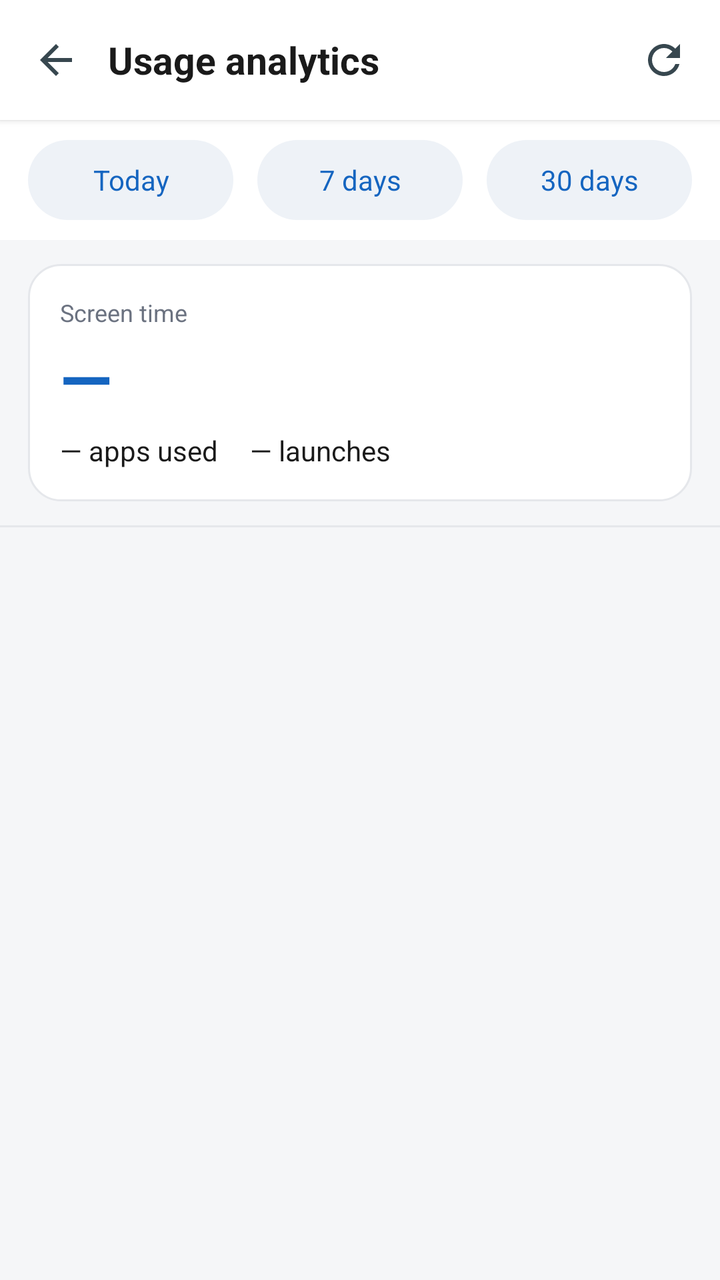
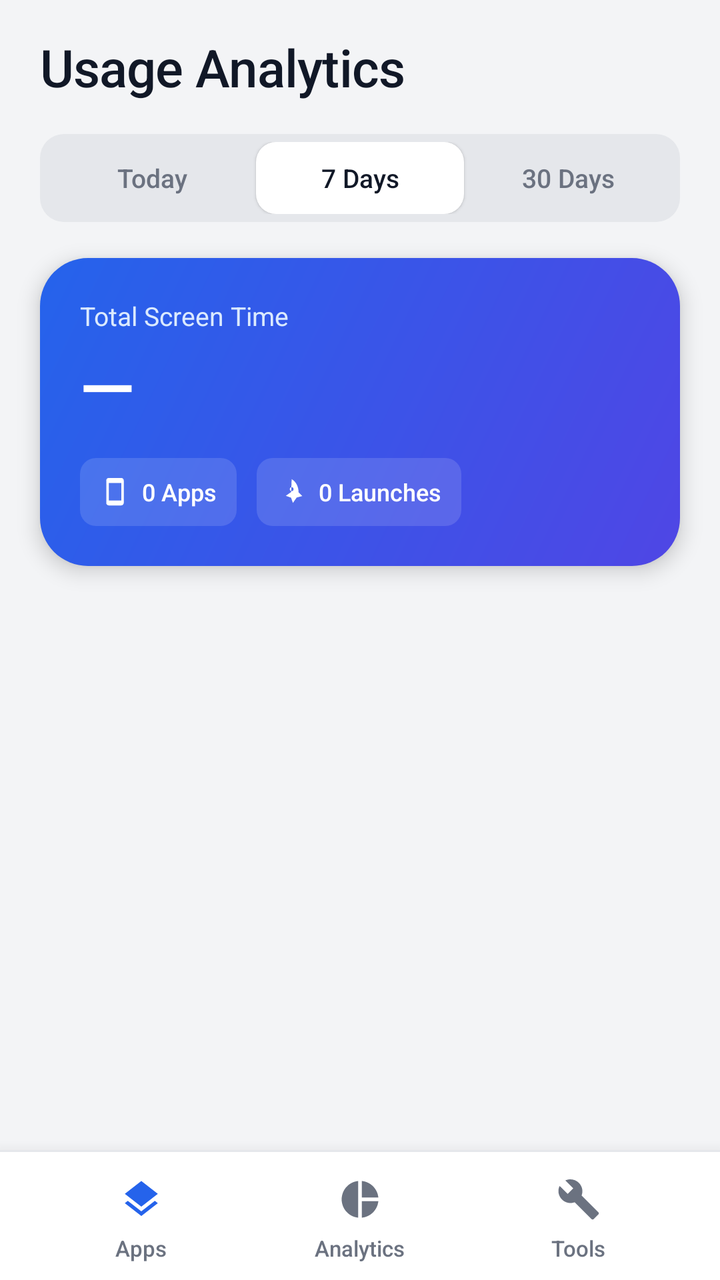

An Android layout rendered at two revisions. The XML below is the earlier revision; the diff shows what the commit changed to produce the second picture.
<!-- AndroidManifest.xml: application theme AppTheme -->
<!-- res/layout/activity_analytics.xml -->
<?xml version="1.0" encoding="utf-8"?>
<LinearLayout xmlns:android="http://schemas.android.com/apk/res/android"
    android:layout_width="match_parent"
    android:layout_height="match_parent"
    android:background="@color/bg"
    android:orientation="vertical">

    <LinearLayout
        android:layout_width="match_parent"
        android:layout_height="wrap_content"
        android:background="#FFFFFF"
        android:elevation="2dp"
        android:gravity="center_vertical"
        android:orientation="horizontal"
        android:paddingStart="6dp"
        android:paddingEnd="6dp"
        android:paddingTop="8dp"
        android:paddingBottom="8dp">

        <ImageButton
            android:id="@+id/an_back"
            android:layout_width="44dp"
            android:layout_height="44dp"
            android:background="?android:attr/selectableItemBackgroundBorderless"
            android:contentDescription="Back"
            android:src="@drawable/ic_back" />

        <TextView
            android:layout_width="0dp"
            android:layout_height="wrap_content"
            android:layout_marginStart="4dp"
            android:layout_weight="1"
            android:text="Usage analytics"
            android:textColor="@color/text_primary"
            android:textSize="19sp"
            android:textStyle="bold" />

        <ImageButton
            android:id="@+id/an_refresh"
            android:layout_width="44dp"
            android:layout_height="44dp"
            android:background="?android:attr/selectableItemBackgroundBorderless"
            android:contentDescription="Refresh"
            android:src="@drawable/ic_refresh" />
    </LinearLayout>

    <LinearLayout
        android:layout_width="match_parent"
        android:layout_height="wrap_content"
        android:background="#FFFFFF"
        android:orientation="horizontal"
        android:paddingStart="14dp"
        android:paddingEnd="14dp"
        android:paddingTop="10dp"
        android:paddingBottom="10dp">

        <TextView
            android:id="@+id/an_range_today"
            android:layout_width="0dp"
            android:layout_height="40dp"
            android:layout_marginEnd="6dp"
            android:layout_weight="1"
            android:background="@drawable/bg_seg_normal"
            android:gravity="center"
            android:text="Today"
            android:textColor="@color/primary"
            android:textSize="14sp" />

        <TextView
            android:id="@+id/an_range_week"
            android:layout_width="0dp"
            android:layout_height="40dp"
            android:layout_marginStart="6dp"
            android:layout_marginEnd="6dp"
            android:layout_weight="1"
            android:background="@drawable/bg_seg_normal"
            android:gravity="center"
            android:text="7 days"
            android:textColor="@color/primary"
            android:textSize="14sp" />

        <TextView
            android:id="@+id/an_range_month"
            android:layout_width="0dp"
            android:layout_height="40dp"
            android:layout_marginStart="6dp"
            android:layout_weight="1"
            android:background="@drawable/bg_seg_normal"
            android:gravity="center"
            android:text="30 days"
            android:textColor="@color/primary"
            android:textSize="14sp" />
    </LinearLayout>

    <LinearLayout
        android:layout_width="match_parent"
        android:layout_height="wrap_content"
        android:layout_marginStart="14dp"
        android:layout_marginEnd="14dp"
        android:layout_marginTop="12dp"
        android:background="@drawable/bg_card"
        android:orientation="vertical"
        android:padding="16dp">

        <TextView
            android:layout_width="wrap_content"
            android:layout_height="wrap_content"
            android:text="Screen time"
            android:textColor="@color/text_secondary"
            android:textSize="12sp" />

        <TextView
            android:id="@+id/an_time"
            android:layout_width="wrap_content"
            android:layout_height="wrap_content"
            android:layout_marginTop="2dp"
            android:text="—"
            android:textColor="@color/primary"
            android:textSize="34sp"
            android:textStyle="bold" />

        <LinearLayout
            android:layout_width="match_parent"
            android:layout_height="wrap_content"
            android:layout_marginTop="4dp"
            android:orientation="horizontal">

            <TextView
                android:id="@+id/an_apps"
                android:layout_width="wrap_content"
                android:layout_height="wrap_content"
                android:text="— apps used"
                android:textColor="@color/text_primary"
                android:textSize="14sp" />

            <TextView
                android:id="@+id/an_launches"
                android:layout_width="wrap_content"
                android:layout_height="wrap_content"
                android:layout_marginStart="16dp"
                android:text="— launches"
                android:textColor="@color/text_primary"
                android:textSize="14sp" />
        </LinearLayout>
    </LinearLayout>

    <View
        android:layout_width="match_parent"
        android:layout_height="1dp"
        android:layout_marginTop="12dp"
        android:background="@color/divider" />

    <FrameLayout
        android:layout_width="match_parent"
        android:layout_height="0dp"
        android:layout_weight="1">

        <ListView
            android:id="@+id/an_list"
            android:layout_width="match_parent"
            android:layout_height="match_parent"
            android:divider="@color/divider"
            android:dividerHeight="1dp" />

        <LinearLayout
            android:id="@+id/an_empty"
            android:layout_width="match_parent"
            android:layout_height="match_parent"
            android:gravity="center"
            android:orientation="vertical"
            android:padding="32dp"
            android:visibility="gone">

            <TextView
                android:id="@+id/an_empty_text"
                android:layout_width="wrap_content"
                android:layout_height="wrap_content"
                android:gravity="center"
                android:text="No usage data yet"
                android:textColor="@color/text_secondary"
                android:textSize="16sp" />

            <Button
                android:id="@+id/an_grant"
                android:layout_width="wrap_content"
                android:layout_height="46dp"
                android:layout_marginTop="10dp"
                android:background="?android:attr/selectableItemBackground"
                android:minWidth="0dp"
                android:text="Grant usage access"
                android:textAllCaps="false"
                android:textColor="@color/primary"
                android:textSize="15sp"
                android:visibility="gone" />
        </LinearLayout>

        <ProgressBar
            android:id="@+id/an_progress"
            style="?android:attr/progressBarStyleLarge"
            android:layout_width="wrap_content"
            android:layout_height="wrap_content"
            android:layout_gravity="center"
            android:visibility="gone" />
    </FrameLayout>
</LinearLayout>
<!-- resources referenced by this layout -->
<resources>
  <color name="bg">#F5F6F8</color>
  <color name="divider">#E5E7EB</color>
  <color name="primary">#1565C0</color>
  <color name="text_primary">#1A1A1A</color>
  <!-- drawable bg_card (drawable) -->
  <shape xmlns:android="http://schemas.android.com/apk/res/android" android:shape="rectangle">
      <solid android:color="#FFFFFF" />
      <corners android:radius="16dp" />
      <stroke android:width="1dp" android:color="#E5E7EB" />
  </shape>
  <!-- drawable bg_seg_normal (drawable) -->
  <shape xmlns:android="http://schemas.android.com/apk/res/android" android:shape="rectangle">
      <solid android:color="#EEF2F7" />
      <corners android:radius="20dp" />
  </shape>
  <!-- drawable ic_back (drawable) -->
  <vector xmlns:android="http://schemas.android.com/apk/res/android"
      android:width="24dp" android:height="24dp"
      android:viewportWidth="24" android:viewportHeight="24">
      <path android:fillColor="#37474F"
          android:pathData="M20,11H7.83l5.59,-5.59L12,4l-8,8 8,8 1.41,-1.41L7.83,13H20v-2z" />
  </vector>
  <!-- drawable ic_refresh (drawable) -->
  <vector xmlns:android="http://schemas.android.com/apk/res/android"
      android:width="24dp" android:height="24dp"
      android:viewportWidth="24" android:viewportHeight="24">
      <path android:fillColor="#37474F"
          android:pathData="M17.65,6.35C16.2,4.9 14.21,4 12,4c-4.42,0 -7.99,3.58 -7.99,8s3.57,8 7.99,8c3.73,0 6.84,-2.55 7.73,-6h-2.08c-0.82,2.33 -3.04,4 -5.65,4 -3.31,0 -6,-2.69 -6,-6s2.69,-6 6,-6c1.66,0 3.14,0.69 4.22,1.78L13,11h7V4l-2.35,2.35z" />
  </vector>
  <style name="AppTheme" parent="@android:style/Theme.Material.Light.NoActionBar">
          <item name="android:colorPrimary">@color/primary</item>
          <item name="android:colorPrimaryDark">@color/primary_dark</item>
          <item name="android:colorAccent">@color/primary</item>
          <item name="android:windowBackground">@color/bg</item>
          <item name="android:statusBarColor">@color/primary_dark</item>
          <item name="android:navigationBarColor">@color/bg</item>
          <item name="android:windowLightNavigationBar">true</item>
      </style>
  <color name="primary_dark">#0D47A1</color>
  <!-- unchanged entries left out for length: 1 -->
</resources>

<!-- the commit's change to res/layout/activity_analytics.xml (unified diff, before → after) -->
@@ -8,147 +8,158 @@
     <LinearLayout
         android:layout_width="match_parent"
         android:layout_height="wrap_content"
-        android:background="#FFFFFF"
-        android:elevation="2dp"
-        android:gravity="center_vertical"
-        android:orientation="horizontal"
-        android:paddingStart="6dp"
-        android:paddingEnd="6dp"
-        android:paddingTop="8dp"
-        android:paddingBottom="8dp">
-
-        <ImageButton
-            android:id="@+id/an_back"
-            android:layout_width="44dp"
-            android:layout_height="44dp"
-            android:background="?android:attr/selectableItemBackgroundBorderless"
-            android:contentDescription="Back"
-            android:src="@drawable/ic_back" />
+        android:orientation="vertical"
+        android:paddingStart="20dp"
+        android:paddingEnd="20dp"
+        android:paddingTop="16dp"
+        android:paddingBottom="4dp">
 
         <TextView
-            android:layout_width="0dp"
-            android:layout_height="wrap_content"
-            android:layout_marginStart="4dp"
-            android:layout_weight="1"
-            android:text="Usage analytics"
+            android:layout_width="match_parent"
+            android:layout_height="wrap_content"
+            android:fontFamily="sans-serif-medium"
+            android:letterSpacing="-0.01"
+            android:text="Usage Analytics"
             android:textColor="@color/text_primary"
-            android:textSize="19sp"
-            android:textStyle="bold" />
-
-        <ImageButton
-            android:id="@+id/an_refresh"
-            android:layout_width="44dp"
-            android:layout_height="44dp"
-            android:background="?android:attr/selectableItemBackgroundBorderless"
-            android:contentDescription="Refresh"
-            android:src="@drawable/ic_refresh" />
+            android:textSize="26sp" />
+
+        <LinearLayout
+            android:layout_width="match_parent"
+            android:layout_height="wrap_content"
+            android:layout_marginTop="16dp"
+            android:background="@drawable/bg_seg_container"
+            android:orientation="horizontal"
+            android:padding="4dp">
+
+            <TextView
+                android:id="@+id/an_range_today"
+                android:layout_width="0dp"
+                android:layout_height="36dp"
+                android:layout_weight="1"
+                android:background="@android:color/transparent"
+                android:fontFamily="sans-serif-medium"
+                android:gravity="center"
+                android:text="Today"
+                android:textColor="@color/text_secondary"
+                android:textSize="13sp" />
+
+            <TextView
+                android:id="@+id/an_range_week"
+                android:layout_width="0dp"
+                android:layout_height="36dp"
+                android:layout_weight="1"
+                android:background="@drawable/bg_seg_selected_white"
+                android:elevation="1dp"
+                android:fontFamily="sans-serif-medium"
+                android:gravity="center"
+                android:text="7 Days"
+                android:textColor="@color/text_primary"
+                android:textSize="13sp" />
+
+            <TextView
+                android:id="@+id/an_range_month"
+                android:layout_width="0dp"
+                android:layout_height="36dp"
+                android:layout_weight="1"
+                android:background="@android:color/transparent"
+                android:fontFamily="sans-serif-medium"
+                android:gravity="center"
+                android:text="30 Days"
+                android:textColor="@color/text_secondary"
+                android:textSize="13sp" />
+        </LinearLayout>
     </LinearLayout>
 
+    
     <LinearLayout
         android:layout_width="match_parent"
         android:layout_height="wrap_content"
-        android:background="#FFFFFF"
-        android:orientation="horizontal"
-        android:paddingStart="14dp"
-        android:paddingEnd="14dp"
-        android:paddingTop="10dp"
-        android:paddingBottom="10dp">
-
-        <TextView
-            android:id="@+id/an_range_today"
-            android:layout_width="0dp"
-            android:layout_height="40dp"
-            android:layout_marginEnd="6dp"
-            android:layout_weight="1"
-            android:background="@drawable/bg_seg_normal"
-            android:gravity="center"
-            android:text="Today"
-            android:textColor="@color/primary"
-            android:textSize="14sp" />
-
-        <TextView
-            android:id="@+id/an_range_week"
-            android:layout_width="0dp"
-            android:layout_height="40dp"
-            android:layout_marginStart="6dp"
-            android:layout_marginEnd="6dp"
-            android:layout_weight="1"
-            android:background="@drawable/bg_seg_normal"
-            android:gravity="center"
-            android:text="7 days"
-            android:textColor="@color/primary"
-            android:textSize="14sp" />
-
-        <TextView
-            android:id="@+id/an_range_month"
-            android:layout_width="0dp"
-            android:layout_height="40dp"
-            android:layout_marginStart="6dp"
-            android:layout_weight="1"
-            android:background="@drawable/bg_seg_normal"
-            android:gravity="center"
-            android:text="30 days"
-            android:textColor="@color/primary"
-            android:textSize="14sp" />
-    </LinearLayout>
-
-    <LinearLayout
-        android:layout_width="match_parent"
-        android:layout_height="wrap_content"
-        android:layout_marginStart="14dp"
-        android:layout_marginEnd="14dp"
-        android:layout_marginTop="12dp"
-        android:background="@drawable/bg_card"
+        android:layout_marginStart="20dp"
+        android:layout_marginEnd="20dp"
+        android:layout_marginTop="14dp"
+        android:background="@drawable/bg_hero"
+        android:elevation="6dp"
         android:orientation="vertical"
-        android:padding="16dp">
+        android:padding="20dp">
 
         <TextView
             android:layout_width="wrap_content"
             android:layout_height="wrap_content"
-            android:text="Screen time"
-            android:textColor="@color/text_secondary"
-            android:textSize="12sp" />
+            android:text="Total Screen Time"
+            android:textColor="#DBEAFE"
+            android:textSize="13sp" />
 
         <TextView
             android:id="@+id/an_time"
             android:layout_width="wrap_content"
             android:layout_height="wrap_content"
             android:layout_marginTop="2dp"
+            android:fontFamily="sans-serif-medium"
+            android:letterSpacing="-0.02"
             android:text="—"
-            android:textColor="@color/primary"
-            android:textSize="34sp"
-            android:textStyle="bold" />
-
-        <LinearLayout
-            android:layout_width="match_parent"
-            android:layout_height="wrap_content"
-            android:layout_marginTop="4dp"
+            android:textColor="#FFFFFF"
+            android:textSize="36sp" />
+
+        <LinearLayout
+            android:layout_width="match_parent"
+            android:layout_height="wrap_content"
+            android:layout_marginTop="12dp"
             android:orientation="horizontal">
 
-            <TextView
-                android:id="@+id/an_apps"
-                android:layout_width="wrap_content"
-                android:layout_height="wrap_content"
-                android:text="— apps used"
-                android:textColor="@color/text_primary"
-                android:textSize="14sp" />
-
-            <TextView
-                android:id="@+id/an_launches"
-                android:layout_width="wrap_content"
-                android:layout_height="wrap_content"
-                android:layout_marginStart="16dp"
-                android:text="— launches"
-                android:textColor="@color/text_primary"
-                android:textSize="14sp" />
+            <LinearLayout
+                android:layout_width="wrap_content"
+                android:layout_height="34dp"
+                android:background="@drawable/bg_hero_chip"
+                android:gravity="center_vertical"
+                android:orientation="horizontal"
+                android:paddingStart="10dp"
+                android:paddingEnd="10dp">
+
+                <ImageView
+                    android:layout_width="15dp"
+                    android:layout_height="15dp"
+                    android:contentDescription="Apps"
+                    android:src="@drawable/ic_phone" />
+
+                <TextView
+                    android:id="@+id/an_apps"
+                    android:layout_width="wrap_content"
+                    android:layout_height="wrap_content"
+                    android:layout_marginStart="6dp"
+                    android:fontFamily="sans-serif-medium"
+                    android:text="0 Apps"
+                    android:textColor="#FFFFFF"
+                    android:textSize="12sp" />
+            </LinearLayout>
+
+            <LinearLayout
+                android:layout_width="wrap_content"
+                android:layout_height="34dp"
+                android:layout_marginStart="10dp"
+                android:background="@drawable/bg_hero_chip"
+                android:gravity="center_vertical"
+                android:orientation="horizontal"
+                android:paddingStart="10dp"
+                android:paddingEnd="10dp">
+
+                <ImageView
+                    android:layout_width="15dp"
+                    android:layout_height="15dp"
+                    android:contentDescription="Launches"
+                    android:src="@drawable/ic_rocket" />
+
+                <TextView
+                    android:id="@+id/an_launches"
+                    android:layout_width="wrap_content"
+                    android:layout_height="wrap_content"
+                    android:layout_marginStart="6dp"
+                    android:fontFamily="sans-serif-medium"
+                    android:text="0 Launches"
+                    android:textColor="#FFFFFF"
+                    android:textSize="12sp" />
+            </LinearLayout>
         </LinearLayout>
     </LinearLayout>
-
-    <View
-        android:layout_width="match_parent"
-        android:layout_height="1dp"
-        android:layout_marginTop="12dp"
-        android:background="@color/divider" />
 
     <FrameLayout
         android:layout_width="match_parent"
@@ -159,8 +170,14 @@
             android:id="@+id/an_list"
             android:layout_width="match_parent"
             android:layout_height="match_parent"
-            android:divider="@color/divider"
-            android:dividerHeight="1dp" />
+            android:clipToPadding="false"
+            android:divider="@android:color/transparent"
+            android:dividerHeight="8dp"
+            android:paddingStart="12dp"
+            android:paddingEnd="12dp"
+            android:paddingTop="12dp"
+            android:paddingBottom="8dp"
+            android:scrollbars="none" />
 
         <LinearLayout
             android:id="@+id/an_empty"
@@ -202,4 +219,141 @@
             android:layout_gravity="center"
             android:visibility="gone" />
     </FrameLayout>
+
+    <include layout="@layout/bottom_nav" />
 </LinearLayout>
+<!-- res/layout/bottom_nav.xml (included above) -->
+<?xml version="1.0" encoding="utf-8"?>
+<LinearLayout xmlns:android="http://schemas.android.com/apk/res/android"
+    android:id="@+id/bottom_nav"
+    android:layout_width="match_parent"
+    android:layout_height="wrap_content"
+    android:background="@color/surface"
+    android:elevation="12dp"
+    android:orientation="vertical">
+
+    <View
+        android:layout_width="match_parent"
+        android:layout_height="1dp"
+        android:background="@color/divider" />
+
+    <LinearLayout
+        android:layout_width="match_parent"
+        android:layout_height="64dp"
+        android:gravity="center"
+        android:orientation="horizontal"
+        android:paddingStart="16dp"
+        android:paddingEnd="16dp">
+
+        <LinearLayout
+            android:id="@+id/nav_apps"
+            android:layout_width="0dp"
+            android:layout_height="match_parent"
+            android:layout_weight="1"
+            android:background="?android:attr/selectableItemBackgroundBorderless"
+            android:clickable="true"
+            android:focusable="true"
+            android:gravity="center"
+            android:orientation="vertical">
+
+            <LinearLayout
+                android:id="@+id/nav_apps_pill"
+                android:layout_width="56dp"
+                android:layout_height="30dp"
+                android:gravity="center"
+                android:orientation="horizontal">
+
+                <ImageView
+                    android:id="@+id/nav_apps_icon"
+                    android:layout_width="22dp"
+                    android:layout_height="22dp"
+                    android:contentDescription="Apps"
+                    android:src="@drawable/ic_layers" />
+            </LinearLayout>
+
+            <TextView
+                android:id="@+id/nav_apps_label"
+                android:layout_width="wrap_content"
+                android:layout_height="wrap_content"
+                android:layout_marginTop="2dp"
+                android:fontFamily="sans-serif-medium"
+                android:text="Apps"
+                android:textColor="@color/text_secondary"
+                android:textSize="11sp" />
+        </LinearLayout>
+
+        <LinearLayout
+            android:id="@+id/nav_analytics"
+            android:layout_width="0dp"
+            android:layout_height="match_parent"
+            android:layout_weight="1"
+            android:background="?android:attr/selectableItemBackgroundBorderless"
+            android:clickable="true"
+            android:focusable="true"
+            android:gravity="center"
+            android:orientation="vertical">
+
+            <LinearLayout
+                android:id="@+id/nav_analytics_pill"
+                android:layout_width="56dp"
+                android:layout_height="30dp"
+                android:gravity="center"
+                android:orientation="horizontal">
+
+                <ImageView
+                    android:id="@+id/nav_analytics_icon"
+                    android:layout_width="22dp"
+                    android:layout_height="22dp"
+                    android:contentDescription="Analytics"
+                    android:src="@drawable/ic_pie" />
+            </LinearLayout>
+
+            <TextView
+                android:id="@+id/nav_analytics_label"
+                android:layout_width="wrap_content"
+                android:layout_height="wrap_content"
+                android:layout_marginTop="2dp"
+                android:fontFamily="sans-serif-medium"
+                android:text="Analytics"
+                android:textColor="@color/text_secondary"
+                android:textSize="11sp" />
+        </LinearLayout>
+
+        <LinearLayout
+            android:id="@+id/nav_tools"
+            android:layout_width="0dp"
+            android:layout_height="match_parent"
+            android:layout_weight="1"
+            android:background="?android:attr/selectableItemBackgroundBorderless"
+            android:clickable="true"
+            android:focusable="true"
+            android:gravity="center"
+            android:orientation="vertical">
+
+            <LinearLayout
+                android:id="@+id/nav_tools_pill"
+                android:layout_width="56dp"
+                android:layout_height="30dp"
+                android:gravity="center"
+                android:orientation="horizontal">
+
+                <ImageView
+                    android:id="@+id/nav_tools_icon"
+                    android:layout_width="22dp"
+                    android:layout_height="22dp"
+                    android:contentDescription="Tools"
+                    android:src="@drawable/ic_wrench" />
+            </LinearLayout>
+
+            <TextView
+                android:id="@+id/nav_tools_label"
+                android:layout_width="wrap_content"
+                android:layout_height="wrap_content"
+                android:layout_marginTop="2dp"
+                android:fontFamily="sans-serif-medium"
+                android:text="Tools"
+                android:textColor="@color/text_secondary"
+                android:textSize="11sp" />
+        </LinearLayout>
+    </LinearLayout>
+</LinearLayout>
<!-- resource entries referenced after the edit -->
@@ -1,44 +1,62 @@
 <!-- resources referenced by this layout -->
 <resources>
-  <color name="bg">#F5F6F8</color>
+  <color name="bg">#F3F4F6</color>
   <color name="divider">#E5E7EB</color>
-  <color name="primary">#1565C0</color>
-  <color name="text_primary">#1A1A1A</color>
-  <!-- drawable bg_card (drawable) -->
+  <color name="primary">#2563EB</color>
+  <color name="surface">#FFFFFF</color>
+  <color name="text_primary">#111827</color>
+  <!-- drawable bg_hero (drawable) -->
   <shape xmlns:android="http://schemas.android.com/apk/res/android" android:shape="rectangle">
-      <solid android:color="#FFFFFF" />
-      <corners android:radius="16dp" />
-      <stroke android:width="1dp" android:color="#E5E7EB" />
+      <gradient android:angle="315" android:startColor="#2563EB" android:endColor="#4F46E5" />
+      <corners android:radius="24dp" />
   </shape>
-  <!-- drawable bg_seg_normal (drawable) -->
+  <!-- drawable bg_hero_chip (drawable) -->
   <shape xmlns:android="http://schemas.android.com/apk/res/android" android:shape="rectangle">
-      <solid android:color="#EEF2F7" />
-      <corners android:radius="20dp" />
+      <solid android:color="#22FFFFFF" />
+      <corners android:radius="8dp" />
   </shape>
-  <!-- drawable ic_back (drawable) -->
-  <vector xmlns:android="http://schemas.android.com/apk/res/android"
-      android:width="24dp" android:height="24dp"
-      android:viewportWidth="24" android:viewportHeight="24">
-      <path android:fillColor="#37474F"
-          android:pathData="M20,11H7.83l5.59,-5.59L12,4l-8,8 8,8 1.41,-1.41L7.83,13H20v-2z" />
+  <!-- drawable bg_seg_container (drawable) -->
+  <shape xmlns:android="http://schemas.android.com/apk/res/android" android:shape="rectangle">
+      <solid android:color="#E5E7EB" />
+      <corners android:radius="12dp" />
+  </shape>
+  <!-- drawable bg_seg_selected_white (drawable) -->
+  <shape xmlns:android="http://schemas.android.com/apk/res/android" android:shape="rectangle">
+      <solid android:color="@color/surface" />
+      <corners android:radius="10dp" />
+  </shape>
+  <!-- drawable ic_layers (drawable) -->
+  <vector xmlns:android="http://schemas.android.com/apk/res/android" android:width="24dp" android:height="24dp" android:viewportWidth="24" android:viewportHeight="24">
+      <path android:fillColor="#2563EB" android:pathData="M11.99,18.54l-7.37,-5.73L3,14.07l9,7 9,-7 -1.63,-1.27 -7.38,5.74zM12,16l7.36,-5.73L21,9l-9,-7 -9,7 1.63,1.27L12,16z" />
   </vector>
-  <!-- drawable ic_refresh (drawable) -->
-  <vector xmlns:android="http://schemas.android.com/apk/res/android"
-      android:width="24dp" android:height="24dp"
-      android:viewportWidth="24" android:viewportHeight="24">
-      <path android:fillColor="#37474F"
-          android:pathData="M17.65,6.35C16.2,4.9 14.21,4 12,4c-4.42,0 -7.99,3.58 -7.99,8s3.57,8 7.99,8c3.73,0 6.84,-2.55 7.73,-6h-2.08c-0.82,2.33 -3.04,4 -5.65,4 -3.31,0 -6,-2.69 -6,-6s2.69,-6 6,-6c1.66,0 3.14,0.69 4.22,1.78L13,11h7V4l-2.35,2.35z" />
+  <!-- drawable ic_phone (drawable) -->
+  <vector xmlns:android="http://schemas.android.com/apk/res/android" android:width="24dp" android:height="24dp" android:viewportWidth="24" android:viewportHeight="24">
+      <path android:fillColor="#FFFFFF" android:pathData="M17,1H7C5.9,1 5,1.9 5,3v18c0,1.1 0.9,2 2,2h10c1.1,0 2,-0.9 2,-2V3c0,-1.1 -0.9,-2 -2,-2zM17,19H7V5h10v14z" />
+  </vector>
+  <!-- drawable ic_pie (drawable) -->
+  <vector xmlns:android="http://schemas.android.com/apk/res/android" android:width="24dp" android:height="24dp" android:viewportWidth="24" android:viewportHeight="24">
+      <path android:fillColor="#6B7280" android:pathData="M11,2v20c-5.07,-0.5 -9,-4.79 -9,-10s3.93,-9.5 9,-10zM13.03,2v8.99H22c-0.47,-4.74 -4.24,-8.52 -8.97,-8.99zM13.03,13.01V22c4.74,-0.47 8.5,-4.25 8.97,-8.99h-8.97z" />
+  </vector>
+  <!-- drawable ic_rocket (drawable) -->
+  <vector xmlns:android="http://schemas.android.com/apk/res/android" android:width="24dp" android:height="24dp" android:viewportWidth="24" android:viewportHeight="24">
+      <path android:fillColor="#FFFFFF" android:pathData="M12,2c3.5,2 5.5,6 5.5,10.5l3,3 -4.5,1.2 -3,4.3 -1.5,-4.2 -4.2,-1.5 4.3,-3L12,2zM12,8.5a1.5,1.5 0 1,0 0,3 1.5,1.5 0 1,0 0,-3z" />
+  </vector>
+  <!-- drawable ic_wrench (drawable) -->
+  <vector xmlns:android="http://schemas.android.com/apk/res/android" android:width="24dp" android:height="24dp" android:viewportWidth="24" android:viewportHeight="24">
+      <path android:fillColor="#6B7280" android:pathData="M22.7,19l-9.1,-9.1c0.9,-2.3 0.4,-5 -1.5,-6.9 -2,-2 -5,-2.4 -7.4,-1.3L9,6 6,9 1.6,4.7C0.4,7.1 0.9,10.1 2.9,12.1c1.9,1.9 4.6,2.4 6.9,1.5l9.1,9.1c0.4,0.4 1,0.4 1.4,0l2.3,-2.3c0.5,-0.4 0.5,-1.1 0.1,-1.4z" />
   </vector>
   <style name="AppTheme" parent="@android:style/Theme.Material.Light.NoActionBar">
           <item name="android:colorPrimary">@color/primary</item>
           <item name="android:colorPrimaryDark">@color/primary_dark</item>
           <item name="android:colorAccent">@color/primary</item>
           <item name="android:windowBackground">@color/bg</item>
-          <item name="android:statusBarColor">@color/primary_dark</item>
-          <item name="android:navigationBarColor">@color/bg</item>
+          <item name="android:statusBarColor">@color/bg</item>
+          <item name="android:windowLightStatusBar">true</item>
+          <item name="android:navigationBarColor">@color/surface</item>
           <item name="android:windowLightNavigationBar">true</item>
+          <item name="android:forceDarkAllowed">false</item>
       </style>
-  <color name="primary_dark">#0D47A1</color>
+  <color name="primary_dark">#1D4ED8</color>
   <!-- unchanged entries left out for length: 1 -->
 </resources>
 
